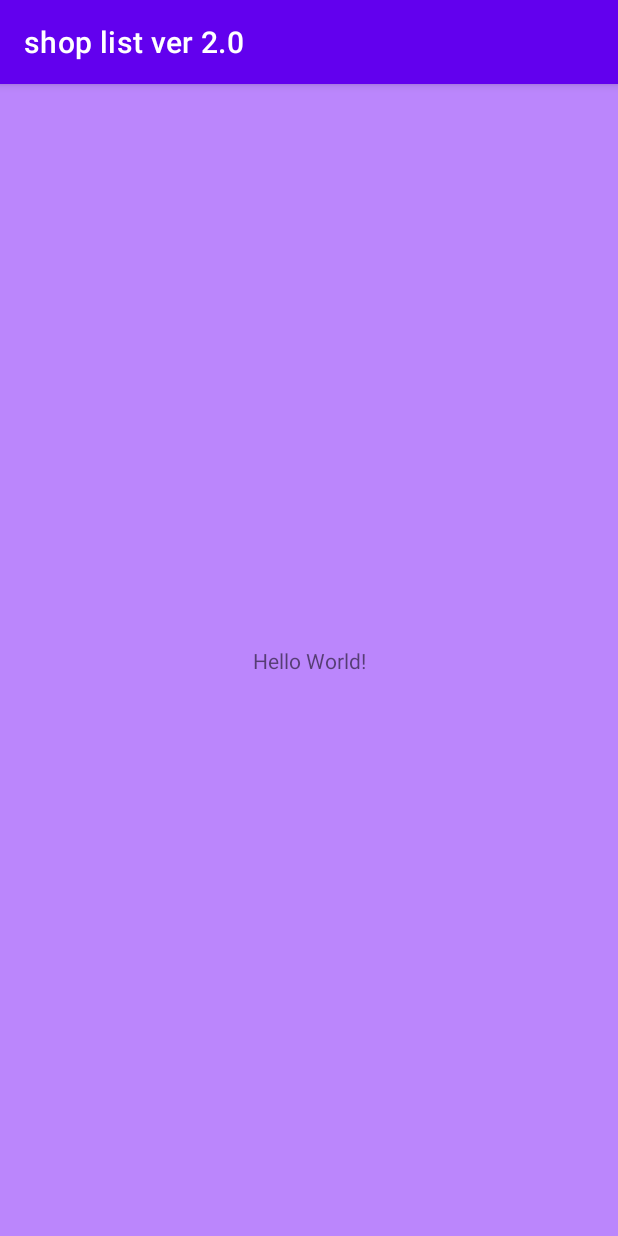
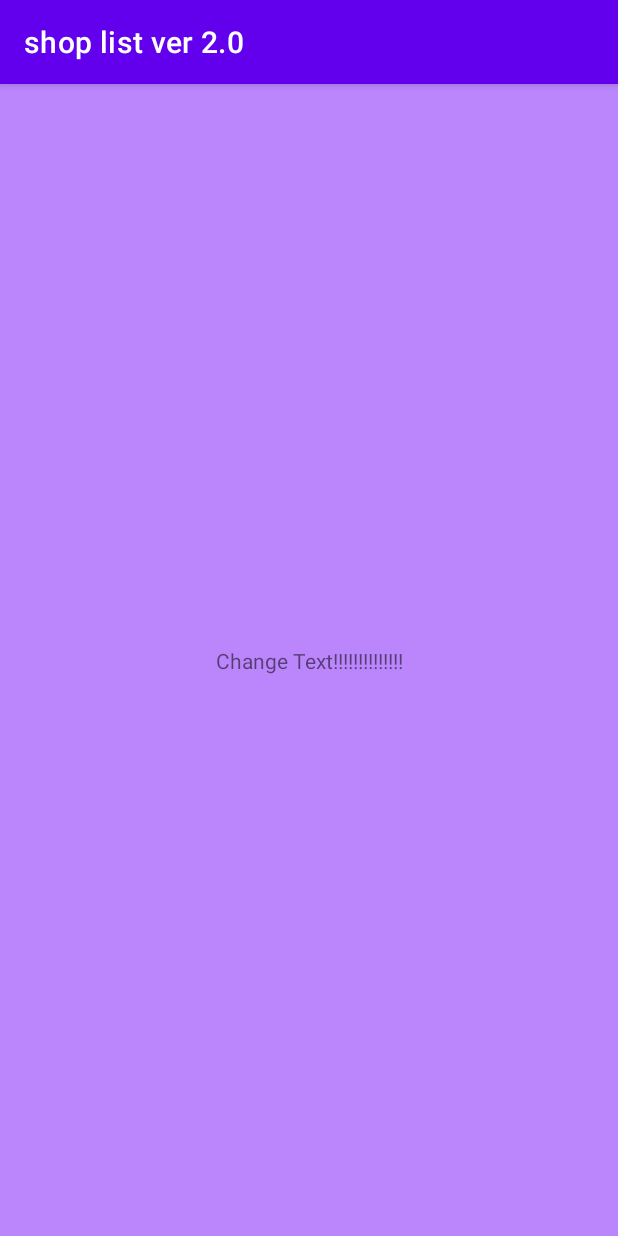
Before and after one commit to NurDev96/shop_list_ver_2.0, an Android app: the screen it shows after launch (MainActivity), on a phone screen of 412 x 824 dp. Run offline under Robolectric (Android 15) with nearby library versions, the phone set to English and light mode, and no system bars.

```diff
--- a/app/src/main/res/layout/activity_main.xml
+++ b/app/src/main/res/layout/activity_main.xml
@@ -10,7 +10,7 @@
     <TextView
         android:layout_width="wrap_content"
         android:layout_height="wrap_content"
-        android:text="Hello World!"
+        android:text="Change Text!!!!!!!!!!!!!!"
         app:layout_constraintBottom_toBottomOf="parent"
         app:layout_constraintEnd_toEndOf="parent"
         app:layout_constraintStart_toStartOf="parent"
```
